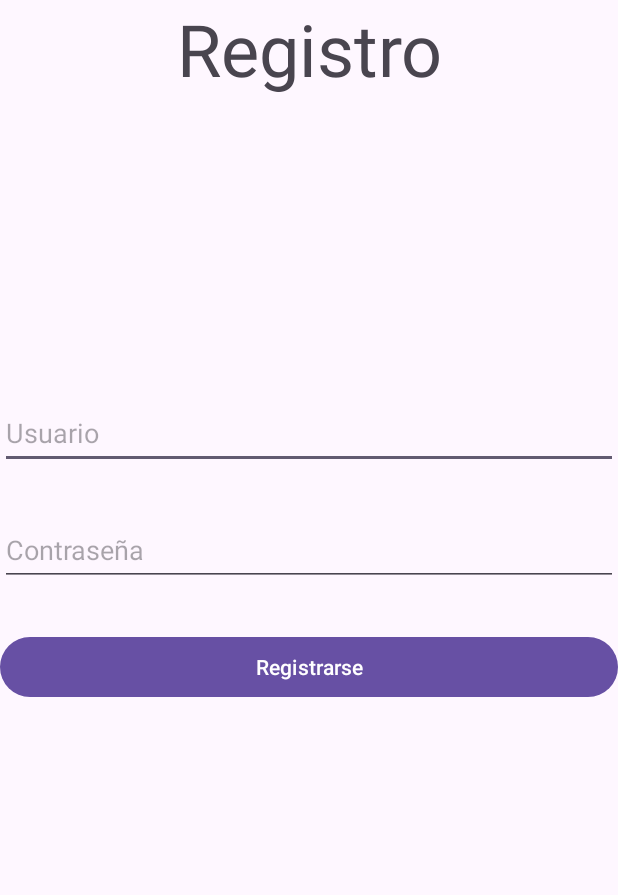
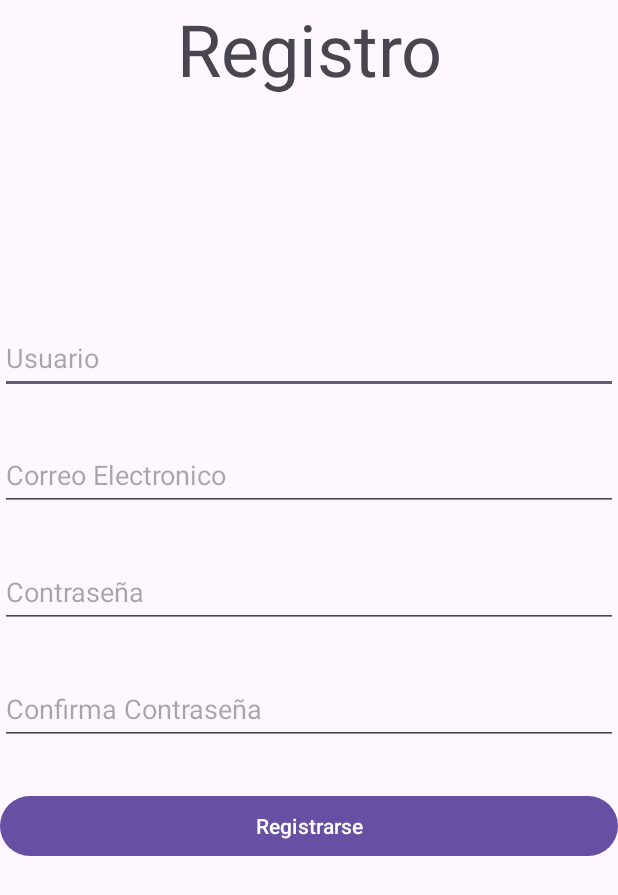
Before and after one commit to ArmandoGR24/Android_Projects, an Android app: the RegisterActivity screen opened directly, with no data from a screen before it, on a phone screen of 412 x 824 dp. Shown: the top 895 px of the screen. Run offline under Robolectric (Android 15) with nearby library versions, the phone set to English and light mode, and no system bars; our stand-ins replace Firebase (no records; nobody signed in at launch, a user with empty details on screens opened directly).

Commit message:
DB implementada

```diff
--- a/Taskly/app/build.gradle.kts
+++ b/Taskly/app/build.gradle.kts
@@ -45,6 +45,7 @@ dependencies {
     implementation("com.google.firebase:firebase-analytics")
     implementation("com.google.firebase:firebase-auth")
     implementation("com.github.TutorialsAndroid:KAlertDialog:v14.0.19")
+    implementation("com.google.firebase:firebase-firestore")
     implementation(libs.lifecycle.livedata.ktx)
     implementation(libs.lifecycle.viewmodel.ktx)
     implementation(libs.navigation.fragment)
--- a/Taskly/app/src/main/java/com/codigomaestro/taskly/RegisterActivity.java
+++ b/Taskly/app/src/main/java/com/codigomaestro/taskly/RegisterActivity.java
@@ -14,12 +14,16 @@ import androidx.core.view.WindowInsetsCompat;
 
 import com.google.firebase.auth.FirebaseAuth;
 import com.google.firebase.auth.FirebaseUser;
+import com.google.firebase.firestore.FirebaseFirestore;
+
+import java.util.HashMap;
 
 public class RegisterActivity extends AppCompatActivity {
 
-    private EditText user, pass;
+    private EditText user, pass, repass, userID;
     private Button btn_register;
     private FirebaseAuth mAuth;
+    private FirebaseFirestore db;
 
     @Override
     protected void onCreate(Bundle savedInstanceState) {
@@ -33,17 +37,26 @@ public class RegisterActivity extends AppCompatActivity {
         });
 
         mAuth = FirebaseAuth.getInstance();
+        db = FirebaseFirestore.getInstance();
 
-        user = findViewById(R.id.user_box);
+        user = findViewById(R.id.correo_box);
+        userID = findViewById(R.id.user_box);
         pass = findViewById(R.id.pass_box);
+        repass = findViewById(R.id.repass_box);
+
         btn_register = findViewById(R.id.btn_registrar);
 
         btn_register.setOnClickListener(v -> {
             String email = user.getText().toString();
             String password = pass.getText().toString();
+            String repassword = repass.getText().toString();
 
             if (email.isEmpty() || password.isEmpty()) {
                 Toast.makeText(RegisterActivity.this, "Por favor, complete todos los campos", Toast.LENGTH_SHORT).show();
+                return;
+            }
+            else if (repass.equals(password)) {
+                Toast.makeText(RegisterActivity.this, "Las contraseñas no coinciden", Toast.LENGTH_SHORT).show();
                 return;
             }
 
@@ -52,6 +65,10 @@ public class RegisterActivity extends AppCompatActivity {
                         if (task.isSuccessful()) {
                             FirebaseUser user = mAuth.getCurrentUser();
                             Toast.makeText(RegisterActivity.this, "Usuario registrado exitosamente.", Toast.LENGTH_SHORT).show();
+                            HashMap<String, Object> data = new HashMap<>();
+                            data.put("name", userID.getText().toString());
+                            data.put("email", user.getEmail());
+                            db.collection("users").document(user.getEmail()).set(data);
                             // Navegar a la siguiente actividad o actualizar la UI
                             Intent intent = new Intent(RegisterActivity.this, AuthActivity.class);
                             startActivity(intent);
--- a/Taskly/app/src/main/res/layout/activity_register.xml
+++ b/Taskly/app/src/main/res/layout/activity_register.xml
@@ -23,7 +23,7 @@
         <View
             android:id="@+id/view2"
             android:layout_width="match_parent"
-            android:layout_height="200dp" />
+            android:layout_height="150dp" />
 
         <EditText
             android:id="@+id/user_box"
@@ -31,6 +31,17 @@
             android:layout_height="48dp"
             android:ems="10"
             android:hint="Usuario"
+            android:inputType="text" />
+        <View
+            android:id="@+id/view6"
+            android:layout_width="match_parent"
+            android:layout_height="30dp" />
+        <EditText
+            android:id="@+id/correo_box"
+            android:layout_width="match_parent"
+            android:layout_height="48dp"
+            android:ems="10"
+            android:hint="Correo Electronico"
             android:inputType="text" />
         <View
             android:id="@+id/view4"
@@ -42,6 +53,18 @@
             android:layout_width="match_parent"
             android:layout_height="48dp"
             android:hint="Contraseña"
+            android:ems="10"
+            android:inputType="textPassword" />
+        <View
+            android:id="@+id/view5"
+            android:layout_width="match_parent"
+            android:layout_height="30dp" />
+
+        <EditText
+            android:id="@+id/repass_box"
+            android:layout_width="match_parent"
+            android:layout_height="48dp"
+            android:hint="Confirma Contraseña"
             android:ems="10"
             android:inputType="textPassword" />
 
--- a/Taskly/app/src/main/res/layout/nav_header_nav.xml
+++ b/Taskly/app/src/main/res/layout/nav_header_nav.xml
@@ -21,6 +21,7 @@
         app:srcCompat="@mipmap/ic_launcher_round" />
 
     <TextView
+        android:id="@+id/user_nav_header"
         android:layout_width="match_parent"
         android:layout_height="wrap_content"
         android:paddingTop="@dimen/nav_header_vertical_spacing"
@@ -28,8 +29,8 @@
         android:textAppearance="@style/TextAppearance.AppCompat.Body1" />
 
     <TextView
-        android:id="@+id/textView"
+        android:id="@+id/user_email_header"
         android:layout_width="wrap_content"
         android:layout_height="wrap_content"
-        android:text="@string/nav_header_subtitle" />
+        android:text="Email@email.com" />
 </LinearLayout>
--- a/Taskly/app/src/main/res/navigation/mobile_navigation.xml
+++ b/Taskly/app/src/main/res/navigation/mobile_navigation.xml
@@ -18,7 +18,7 @@
         tools:layout="@layout/fragment_gallery" />
 
     <fragment
-        android:id="@+id/nav_slideshow"
+        android:id="@+id/nav_calendar"
         android:name="com.codigomaestro.taskly.ui.slideshow.SlideshowFragment"
         android:label="@string/menu_slideshow"
         tools:layout="@layout/fragment_slideshow" />
--- a/Taskly/app/src/main/res/values/strings.xml
+++ b/Taskly/app/src/main/res/values/strings.xml
@@ -11,4 +11,7 @@
     <string name="menu_home">Home</string>
     <string name="menu_gallery">Gallery</string>
     <string name="menu_slideshow">Slideshow</string>
+    <string name="inicio">Inicio</string>
+    <string name="calendario">Calendario</string>
+    <string name="tareas">Tareas</string>
 </resources>
--- a/Taskly/gradle/libs.versions.toml
+++ b/Taskly/gradle/libs.versions.toml
@@ -1,5 +1,5 @@
 [versions]
-agp = "8.5.2"
+agp = "8.6.0"
 junit = "4.13.2"
 junitVersion = "1.2.1"
 espressoCore = "3.6.1"
```
Also changed, not shown: Taskly/app/src/main/java/com/codigomaestro/taskly/AuthActivity.java (+9 -0 lines), Taskly/app/src/main/java/com/codigomaestro/taskly/MainActivity.java (+29 -1 lines), Taskly/app/src/main/res/menu/activity_main_drawer.xml (+7 -7 lines), Taskly/app/src/main/res/drawable/calendar.png (added), Taskly/app/src/main/res/drawable/checklist.png (added), Taskly/app/src/main/res/drawable/home.png (added).
